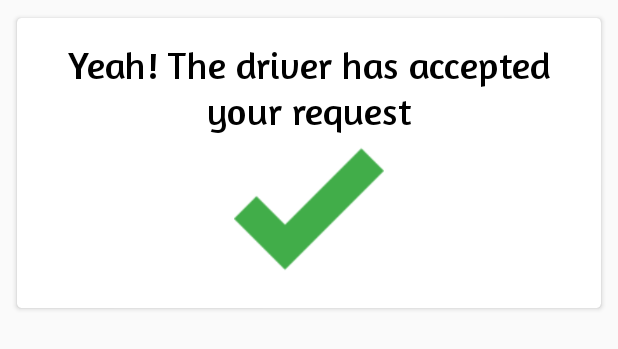
After one commit to doannnd/UserApp, an Android app: the layout dialog_fragment_accept.xml on its own in the app's theme, with its tools: preview values and no code run, on a phone screen of 412 x 824 dp. The commit adds this screen. Shown: the top 349 px of the screen. Run offline under Robolectric (Android 15) with nearby library versions, the phone set to English and light mode, and no system bars.

Commit message:
update code

```diff
--- a/app/src/main/java/com/nguyendinhdoan/userapp/activity/CallActivity.java
+++ b/app/src/main/java/com/nguyendinhdoan/userapp/activity/CallActivity.java
@@ -339,7 +339,7 @@ public class CallActivity extends AppCompatActivity implements View.OnClickListe
     };
 
     private void handleDriverAcceptBooking() {
-        Intent intentTracking = TrackingActivity.start(CallActivity.this);
+        Intent intentTracking = TrackingActivity.start(this);
         intentTracking.putExtra(MESSAGE_ACCEPT_KEY, driver);
         intentTracking.setFlags(Intent.FLAG_ACTIVITY_CLEAR_TASK | Intent.FLAG_ACTIVITY_NEW_TASK);
         startActivity(intentTracking);
@@ -347,7 +347,7 @@ public class CallActivity extends AppCompatActivity implements View.OnClickListe
     }
 
     private void handleDriverCancelBooking() {
-        Intent intentUser = UserActivity.start(CallActivity.this);
+        Intent intentUser = UserActivity.start(this);
         intentUser.putExtra(MESSAGE_CANCEL_KEY, "cancel");
         intentUser.setFlags(Intent.FLAG_ACTIVITY_CLEAR_TASK | Intent.FLAG_ACTIVITY_NEW_TASK);
         startActivity(intentUser);
--- /dev/null
+++ b/app/src/main/res/layout/dialog_fragment_accept.xml
@@ -0,0 +1,36 @@
+<?xml version="1.0" encoding="utf-8"?>
+<android.support.v7.widget.CardView xmlns:android="http://schemas.android.com/apk/res/android"
+    android:layout_width="match_parent"
+    android:layout_height="wrap_content"
+    xmlns:app="http://schemas.android.com/apk/res-auto"
+    app:cardCornerRadius="3dp"
+    app:cardBackgroundColor="@color/colorWhite"
+    app:cardUseCompatPadding="true"
+    android:layout_margin="8dp">
+
+    <LinearLayout
+        android:layout_width="match_parent"
+        android:layout_height="wrap_content"
+        android:gravity="center_horizontal"
+        android:orientation="vertical"
+        android:padding="16dp">
+
+        <TextView
+            android:layout_width="wrap_content"
+            android:layout_height="wrap_content"
+            android:gravity="center"
+            android:fontFamily="@font/amaranth"
+            android:text="@string/yeah_the_driver_has_accepted_your_request"
+            android:textColor="@android:color/black"
+            android:textSize="25sp"/>
+
+        <ImageView
+            android:layout_width="100dp"
+            android:layout_height="100dp"
+            android:scaleType="fitCenter"
+            android:contentDescription="@string/icon_tick"
+            android:src="@drawable/ic_tick"/>
+
+    </LinearLayout>
+
+</android.support.v7.widget.CardView>
--- a/app/src/main/res/values/strings.xml
+++ b/app/src/main/res/values/strings.xml
@@ -106,11 +106,13 @@
     <string name="request_text">The system is processing your request</string>
     <string name="state_not_working">not_working</string>
     <string name="message_user_cancel_booking">User cancel booking</string>
-    <string name="sorry_the_driver_declined_your_request">Sorry, the driver declined your request</string>
+    <string name="sorry_the_driver_declined_your_request">Sorry! the driver declined your request</string>
     <string name="icon_cry">icon cry</string>
     <string name="title_activity_tracking">Map</string>
     <string name="the_driver_is_on_his_way_to_pick_you_up">The driver is on his way to pick you up</string>
     <string name="icon_phone">icon phone</string>
     <string name="driver_has_arrived">the driver has arrived</string>
+    <string name="icon_tick">icon tick</string>
+    <string name="yeah_the_driver_has_accepted_your_request">Yeah! The driver has accepted your request</string>
 
 </resources>
```
Also changed, not shown: app/src/main/java/com/nguyendinhdoan/userapp/activity/TrackingActivity.java (+17 -1 lines), app/src/main/java/com/nguyendinhdoan/userapp/widget/AcceptDialogFragment.java (added, +26 -0 lines), app/src/main/res/drawable/ic_tick.png (added).
